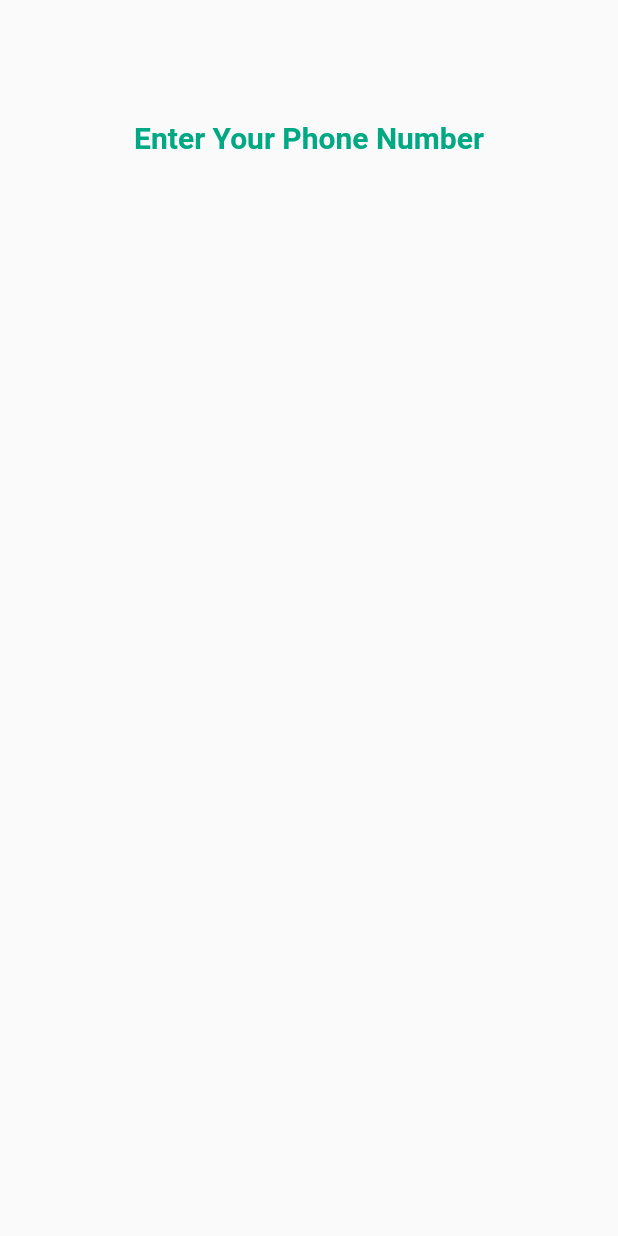
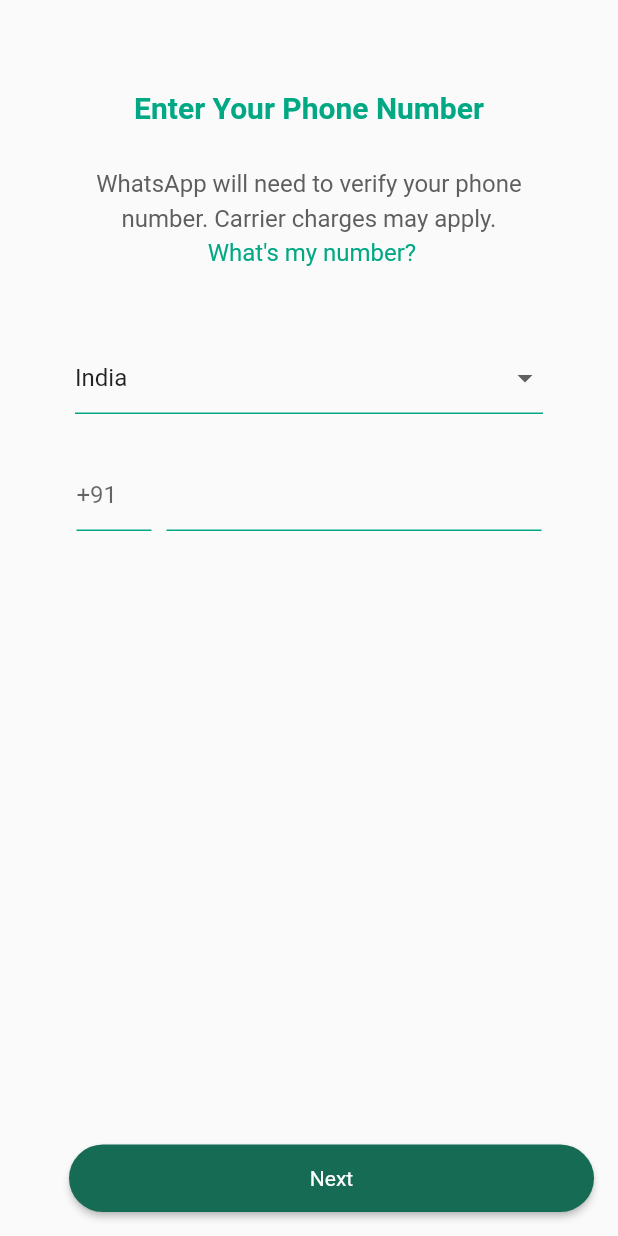
Before and after one commit to Amaanarabiyani/whatsappApp-Ui, a Flutter app: the screen it shows after launch, after a tap on "Agree and Continue", on a phone screen of 412 x 824 dp. Run offline on Flutter 3.47's test engine with Material 3 defaults, Android fonts, the phone set to English and light mode, and no system bars; our stand-ins replace get.

Commit message:
Login Screen Completed

```diff
--- a/lib/main.dart
+++ b/lib/main.dart
@@ -18,6 +18,7 @@ class MyApp extends StatelessWidget {
         colorScheme: ColorScheme.fromSeed(
           seedColor: Color(0xFF00A884),
         ),
+        fontFamily: 'Regular',
         useMaterial3: false,
       ),
       debugShowCheckedModeBanner: false,
--- a/lib/screens/Login/Login.dart
+++ b/lib/screens/Login/Login.dart
@@ -1,8 +1,23 @@
 import 'package:flutter/material.dart';
 import 'package:whatsapp_ui_clone/widgets/uiHelper.dart';
 
-class Login extends StatelessWidget {
-  const Login({super.key});
+class Login extends StatefulWidget {
+  @override
+  State<Login> createState() => _LoginState();
+}
+
+class _LoginState extends State<Login> {
+  String selectedCountry = "India";
+
+  List<String> countries = [
+    'America',
+    'Africa',
+    'Italy',
+    'Germany',
+    'London',
+    'India',
+    'Japan',
+  ];
 
   @override
   Widget build(BuildContext context) {
@@ -10,7 +25,7 @@ class Login extends StatelessWidget {
       body: Column(
         children: [
           SizedBox(
-            height: 80,
+            height: 60,
           ),
           Center(
             child: Uihelper.customText(
@@ -20,7 +35,119 @@ class Login extends StatelessWidget {
               color: Color(0xFF00A884),
             ),
           ),
+          SizedBox(
+            height: 30,
+          ),
+          Uihelper.customText(
+            name: 'WhatsApp will need to verify your phone',
+            height: 16,
+          ),
+          SizedBox(
+            height: 4,
+          ),
+          Uihelper.customText(
+            name: 'number. Carrier charges may apply.',
+            height: 16,
+          ),
+          SizedBox(
+            height: 4,
+          ),
+          Uihelper.customText(
+            name: " What's my number?",
+            height: 16,
+            color: Color(0xFF00A884),
+            // fontweight: FontWeight.bold,
+          ),
+          SizedBox(
+            height: 50,
+          ),
+          Padding(
+            padding: const EdgeInsets.only(
+              left: 50,
+              right: 50,
+            ),
+            child: DropdownButtonFormField(
+              items: countries.map(
+                (String country) {
+                  return DropdownMenuItem(
+                    child: Text(country),
+                    value: country,
+                  );
+                },
+              ).toList(),
+              onChanged: (newvalue) {
+                setState(() {
+                  selectedCountry = newvalue!;
+                });
+              },
+              value: selectedCountry,
+              decoration: InputDecoration(
+                border: InputBorder.none,
+                enabledBorder: UnderlineInputBorder(
+                  borderSide: BorderSide(
+                    color: Color(0xFF00A884),
+                  ),
+                ),
+                focusedBorder: UnderlineInputBorder(
+                  borderSide: BorderSide(
+                    color: Color(0xFF00A884),
+                  ),
+                ),
+              ),
+            ),
+          ),
+          SizedBox(
+            height: 30,
+          ),
+          Row(
+            mainAxisAlignment: MainAxisAlignment.center,
+            children: [
+              SizedBox(
+                width: 50,
+                child: TextFormField(
+                  decoration: InputDecoration(
+                    hintText: "+91",
+                    enabledBorder: UnderlineInputBorder(
+                      borderSide: BorderSide(
+                        color: Color(0xFF00A884),
+                      ),
+                    ),
+                    focusedBorder: UnderlineInputBorder(
+                      borderSide: BorderSide(
+                        color: Color(0xFF00A884),
+                      ),
+                    ),
+                  ),
+                ),
+              ),
+              SizedBox(
+                width: 10,
+              ),
+              SizedBox(
+                width: 250,
+                child: TextFormField(
+                  keyboardType: TextInputType.number,
+                  decoration: InputDecoration(
+                    enabledBorder: UnderlineInputBorder(
+                      borderSide: BorderSide(
+                        color: Color(0xFF00A884),
+                      ),
+                    ),
+                    focusedBorder: UnderlineInputBorder(
+                      borderSide: BorderSide(
+                        color: Color(0xFF00A884),
+                      ),
+                    ),
+                  ),
+                ),
+              ),
+            ],
+          ),
         ],
+      ),
+      floatingActionButton: Uihelper.CustomButton(
+        name: 'Next',
+        onTap: () {},
       ),
     );
   }
```
Also changed, not shown: lib/widgets/uiHelper.dart (+4 -3 lines).
